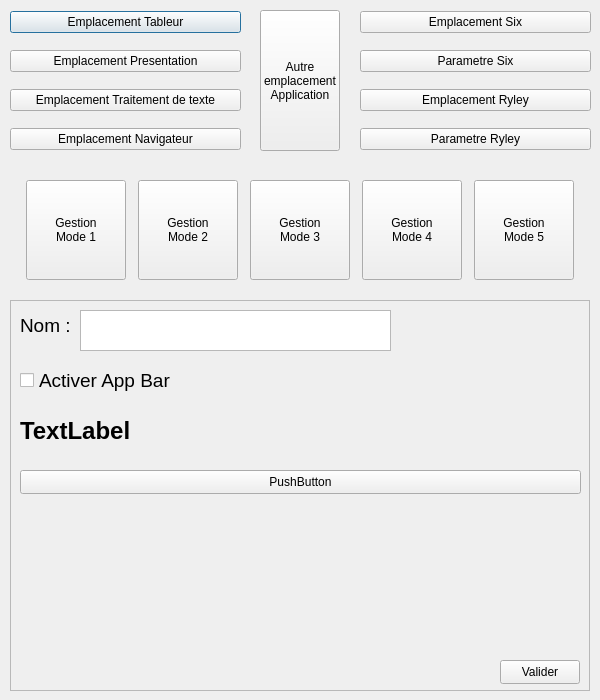
First picture: the form in cdaparametre.ui, repository Arrera-Software/Arrera-Interface, before the edit.
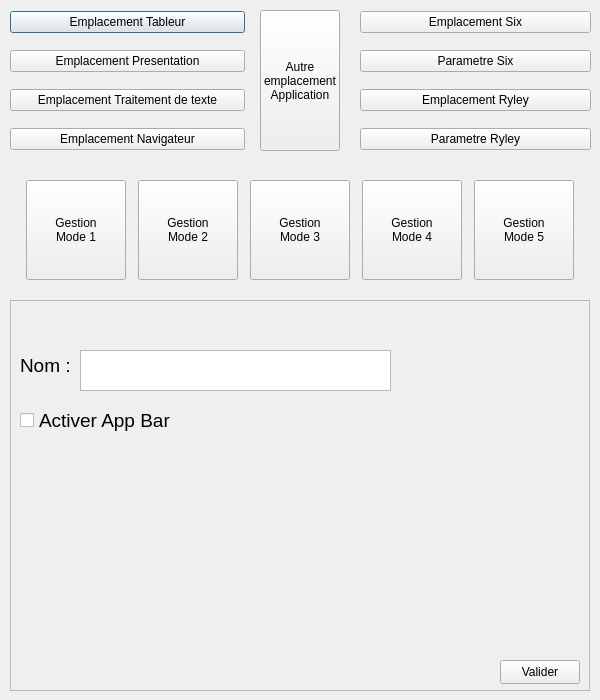
Second picture: the form after the edit. Icons and pictures are not drawn.

Diff of the .ui file:
```diff
--- a/cdaparametre.ui
+++ b/cdaparametre.ui
@@ -34,7 +34,7 @@
     <rect>
      <x>0</x>
      <y>0</y>
-     <width>251</width>
+     <width>255</width>
      <height>161</height>
     </rect>
    </property>
@@ -170,7 +170,7 @@
     <property name="geometry">
      <rect>
       <x>10</x>
-      <y>10</y>
+      <y>50</y>
       <width>61</width>
       <height>31</height>
      </rect>
@@ -188,7 +188,7 @@
     <property name="geometry">
      <rect>
       <x>70</x>
-      <y>10</y>
+      <y>50</y>
       <width>311</width>
       <height>41</height>
      </rect>
@@ -216,7 +216,7 @@
     <property name="geometry">
      <rect>
       <x>10</x>
-      <y>60</y>
+      <y>100</y>
       <width>371</width>
       <height>41</height>
      </rect>
@@ -230,40 +230,25 @@
      <string>Activer App Bar</string>
     </property>
    </widget>
-   <widget class="QPushButton" name="pushButton">
+   <widget class="QLabel" name="IDC_MODESELECT">
     <property name="geometry">
      <rect>
       <x>10</x>
-      <y>170</y>
-      <width>561</width>
-      <height>24</height>
-     </rect>
-    </property>
-    <property name="text">
-     <string>PushButton</string>
-    </property>
-   </widget>
-   <widget class="QLabel" name="label">
-    <property name="geometry">
-     <rect>
-      <x>10</x>
-      <y>110</y>
-      <width>561</width>
-      <height>41</height>
+      <y>10</y>
+      <width>421</width>
+      <height>31</height>
      </rect>
     </property>
     <property name="font">
      <font>
-      <pointsize>18</pointsize>
-      <bold>true</bold>
-      <kerning>true</kerning>
+      <pointsize>15</pointsize>
      </font>
     </property>
-    <property name="layoutDirection">
-     <enum>Qt::LeftToRight</enum>
-    </property>
     <property name="text">
-     <string>TextLabel</string>
+     <string/>
+    </property>
+    <property name="alignment">
+     <set>Qt::AlignLeading|Qt::AlignLeft|Qt::AlignVCenter</set>
     </property>
    </widget>
   </widget>
```
